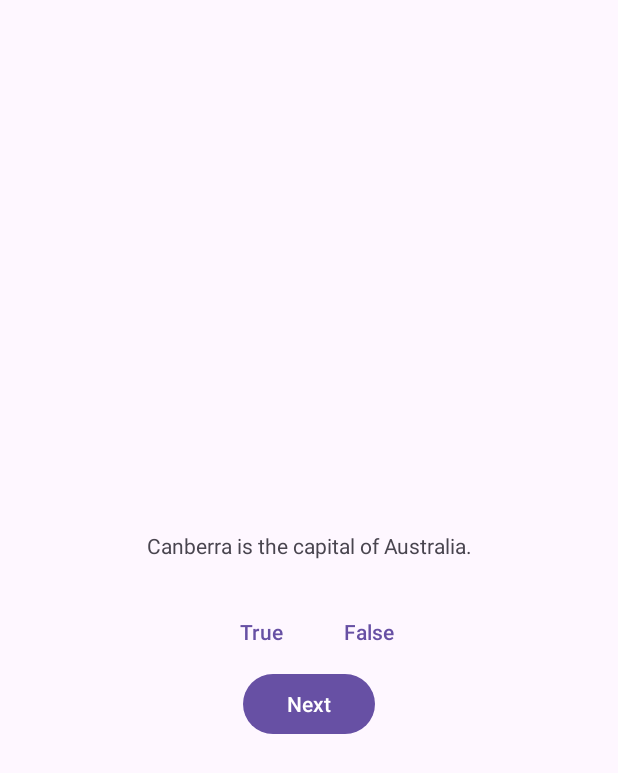
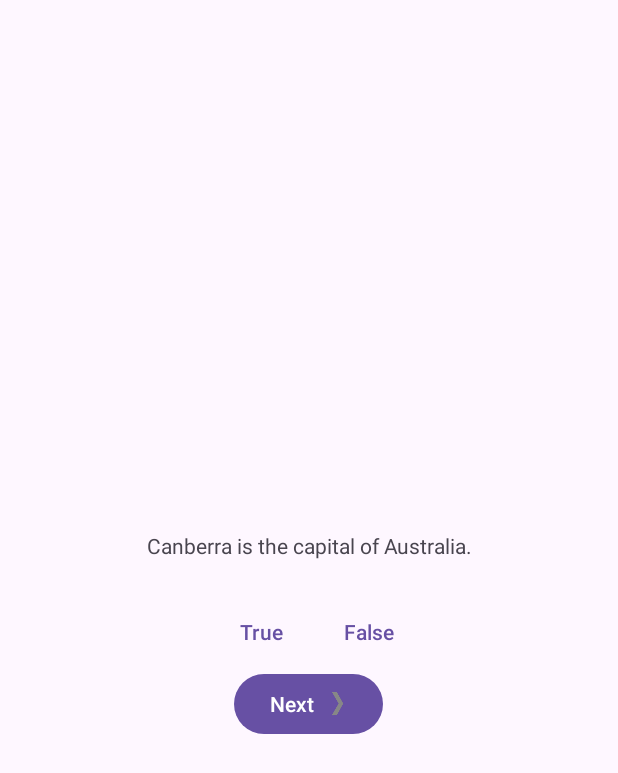
Before and after one commit to asserthq/ktl-lab4, an Android app: the screen it shows after launch (MainActivity), on a phone screen of 412 x 824 dp. Shown: the top 773 px of the screen. Run offline under Robolectric (Android 15) with nearby library versions, the phone set to English and light mode, and no system bars.

Commit message:
feat: add arrow in 'next' btn

```diff
--- a/app/src/main/res/layout/activity_main.xml
+++ b/app/src/main/res/layout/activity_main.xml
@@ -42,6 +42,8 @@
         android:id="@+id/next_button"
         android:layout_width="wrap_content"
         android:layout_height="wrap_content"
-        android:text="@string/next_button" />
+        android:text="@string/next_button"
+        android:drawableEnd="@drawable/arrow_right"
+        android:drawablePadding="4dp" />
 
 </LinearLayout>
```
